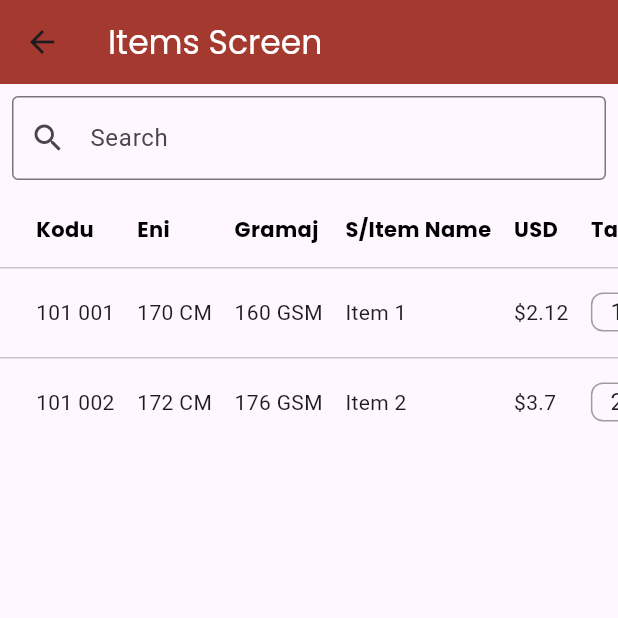
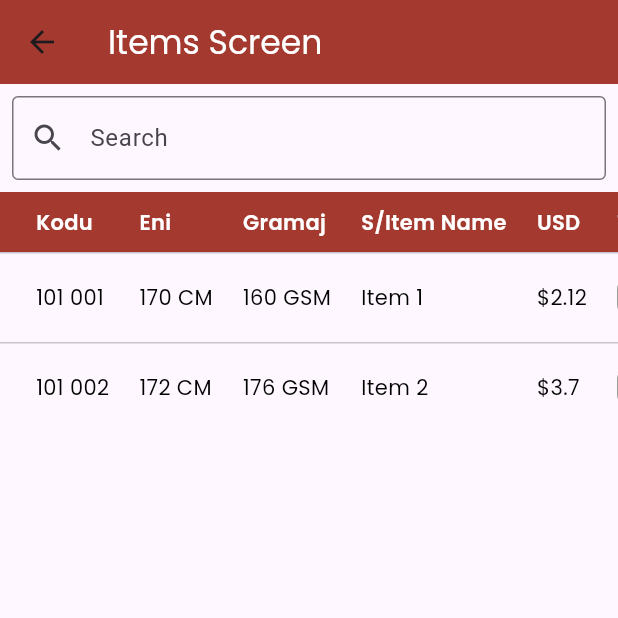
Before and after one commit to amohamed21ku/ozApp, a Flutter app: the ItemsScreen screen opened by its route, on a phone screen of 412 x 824 dp, the top half of it. Run offline on Flutter 3.47's test engine with Material 3 defaults, Android fonts, the phone set to English and light mode, and no system bars; our stand-ins replace cloud_firestore, firebase_auth, firebase_core, google_fonts, google_sign_in, modal_progress_hud_nsn; accounts and stored records are empty.

Commit message:
some fixing

```diff
--- a/lib/Screens/itemsScreen.dart
+++ b/lib/Screens/itemsScreen.dart
@@ -84,28 +84,81 @@ class _ItemsScreenState extends State<ItemsScreen> {
             child: SingleChildScrollView(
               scrollDirection: Axis.horizontal,
               child: DataTable(
-                columnSpacing: 15,
-                headingRowHeight: 50,
+                columnSpacing: 20,
+                headingRowHeight: 40,
                 dataRowHeight: 60,
                 headingTextStyle: GoogleFonts.poppins(
-                  fontWeight: FontWeight.bold,
-                  color: Colors.black,
+                  fontWeight: FontWeight.w600,
+                  color: Colors.white,
                 ),
-                columns: const [
-                  DataColumn(label: Text('Kodu')),
-                  DataColumn(label: Text('Eni')),
-                  DataColumn(label: Text('Gramaj')),
-                  DataColumn(label: Text('S/Item Name')),
-                  DataColumn(label: Text('USD')),
-                  DataColumn(label: Text('Tarih')), // Add Tarih column
+                headingRowColor:
+                MaterialStateColor.resolveWith((states) => const Color(0xffa4392f)), // Background color of the heading
+                dividerThickness: 1, // Thickness of the divider lines
+                columns: [
+                  DataColumn(
+                    label: Text(
+                      'Kodu',
+                      style: GoogleFonts.poppins(color: Colors.white),
+                    ),
+                  ),
+                  DataColumn(
+                    label: Text(
+                      'Eni',
+                      style: GoogleFonts.poppins(color: Colors.white),
+                    ),
+                  ),
+                  DataColumn(
+                    label: Text(
+                      'Gramaj',
+                      style: GoogleFonts.poppins(color: Colors.white),
+                    ),
+                  ),
+                  DataColumn(
+                    label: Text(
+                      'S/Item Name',
+                      style: GoogleFonts.poppins(color: Colors.white),
+                    ),
+                  ),
+                  DataColumn(
+                    label: Text(
+                      'USD',
+                      style: GoogleFonts.poppins(color: Colors.white),
+                    ),
+                  ),
+                  DataColumn(
+                    label: Text(
+                      'Tarih',
+                      style: GoogleFonts.poppins(color: Colors.white),
+                    ),
+                  ),
                 ],
                 rows: filteredList.map((data) {
                   int index = dataList.indexOf(data);
                   return DataRow(cells: [
-                    DataCell(Text(data['Kodu']!)),
-                    DataCell(Text(data['Eni']!)),
-                    DataCell(Text(data['Gramaj']!)),
-                    DataCell(Text(data['S/Item Name']!)),
+                    DataCell(
+                      Text(
+                        data['Kodu']!,
+                        style: GoogleFonts.poppins(color: Colors.black),
+                      ),
+                    ),
+                    DataCell(
+                      Text(
+                        data['Eni']!,
+                        style: GoogleFonts.poppins(color: Colors.black),
+                      ),
+                    ),
+                    DataCell(
+                      Text(
+                        data['Gramaj']!,
+                        style: GoogleFonts.poppins(color: Colors.black),
+                      ),
+                    ),
+                    DataCell(
+                      Text(
+                        data['S/Item Name']!,
+                        style: GoogleFonts.poppins(color: Colors.black),
+                      ),
+                    ),
                     DataCell(
                       GestureDetector(
                         onDoubleTapDown: (details) {
@@ -119,22 +172,31 @@ class _ItemsScreenState extends State<ItemsScreen> {
                               details.globalPosition.dy,
                             ),
                             items: [
-                              const PopupMenuItem(
+                              PopupMenuItem(
                                 enabled: false,
-                                child: Text('Previous Prices'),
+                                child: Text(
+                                  'Previous Prices',
+                                  style: GoogleFonts.poppins(color: Colors.black),
+                                ),
                               ),
                               ...dataList
                                   .where((item) => item['USD'] != null)
-                                  .map((item) => PopupMenuItem(
-                                child: Text(
-                                  '${item['Tarih']}: ${item['USD']}',
+                                  .map(
+                                    (item) => PopupMenuItem(
+                                  child: Text(
+                                    '${item['Tarih']}: ${item['USD']}',
+                                    style: GoogleFonts.poppins(color: Colors.black),
+                                  ),
                                 ),
-                              ))
+                              )
                                   .toList(),
                             ],
                           );
                         },
-                        child: Text(data['USD']!),
+                        child: Text(
+                          data['USD']!,
+                          style: GoogleFonts.poppins(color: Colors.black),
+                        ),
                       ),
                     ),
                     DataCell(
@@ -166,24 +228,23 @@ class _ItemsScreenState extends State<ItemsScreen> {
                           value: data['Tarih']!.isEmpty ? null : data['Tarih'],
                           decoration: InputDecoration(
                             border: InputBorder.none, // Remove default border
-                            enabledBorder: UnderlineInputBorder( // Add underline border
+                            enabledBorder: UnderlineInputBorder(
                               borderSide: BorderSide(color: Colors.transparent),
                             ),
-                            focusedBorder: UnderlineInputBorder( // Add focused border
+                            focusedBorder: UnderlineInputBorder(
                               borderSide: BorderSide(color: Colors.blue),
                             ),
-                            isDense: true, // Reduce padding
-                            contentPadding: EdgeInsets.zero, // Remove default content padding
+                            isDense: true,
+                            contentPadding: EdgeInsets.zero,
                           ),
-                          style: TextStyle(
+                          style: GoogleFonts.poppins(
                             fontSize: 16.0,
                             color: Colors.black87,
                           ),
-                          icon: Icon(Icons.arrow_drop_down), // Add dropdown icon
+                          icon: Icon(Icons.arrow_drop_down),
                         ),
                       ),
                     ),
-
                   ]);
                 }).toList(),
               ),
```
